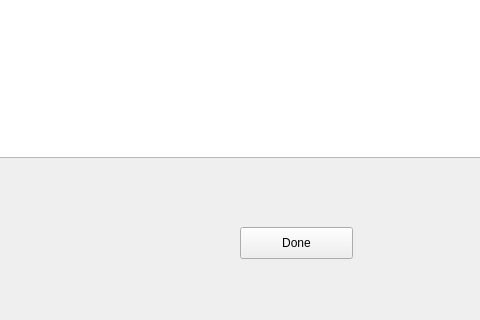
The window that Group4Project/mainwindow.ui (pradakev/Group4SuperWarehouse) describes before a commit, drawn with Qt 5; both pictures show x 110 to 590 and y 293 to 613 of the 800 by 613 pixel window.
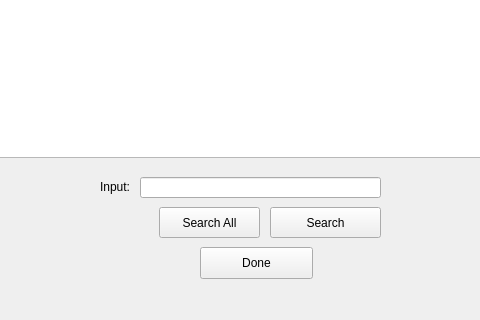
The same window after the commit. The open tabs and pages were chosen to show the change. Icons and pictures are not drawn.

```diff
--- a/Group4Project/mainwindow.ui
+++ b/Group4Project/mainwindow.ui
@@ -1089,8 +1089,8 @@
      <widget class="QPushButton" name="DoneButtonDI">
       <property name="geometry">
        <rect>
-        <x>350</x>
-        <y>520</y>
+        <x>310</x>
+        <y>540</y>
         <width>113</width>
         <height>32</height>
        </rect>
@@ -1099,6 +1099,55 @@
        <string>Done</string>
       </property>
      </widget>
+     <widget class="QLabel" name="label_10">
+      <property name="geometry">
+       <rect>
+        <x>210</x>
+        <y>470</y>
+        <width>51</width>
+        <height>20</height>
+       </rect>
+      </property>
+      <property name="text">
+       <string>Input:</string>
+      </property>
+     </widget>
+     <widget class="QPushButton" name="inventory_search_pushButton">
+      <property name="geometry">
+       <rect>
+        <x>380</x>
+        <y>500</y>
+        <width>111</width>
+        <height>31</height>
+       </rect>
+      </property>
+      <property name="text">
+       <string>Search</string>
+      </property>
+     </widget>
+     <widget class="QLineEdit" name="inventory_input_lineEdit">
+      <property name="geometry">
+       <rect>
+        <x>250</x>
+        <y>470</y>
+        <width>241</width>
+        <height>21</height>
+       </rect>
+      </property>
+     </widget>
+     <widget class="QPushButton" name="inventory_searchAll_pushButton">
+      <property name="geometry">
+       <rect>
+        <x>269</x>
+        <y>500</y>
+        <width>101</width>
+        <height>31</height>
+       </rect>
+      </property>
+      <property name="text">
+       <string>Search All</string>
+      </property>
+     </widget>
     </widget>
    </widget>
   </widget>
```
Left out of the diff: 2 changed lines with no effect on the pictures.
